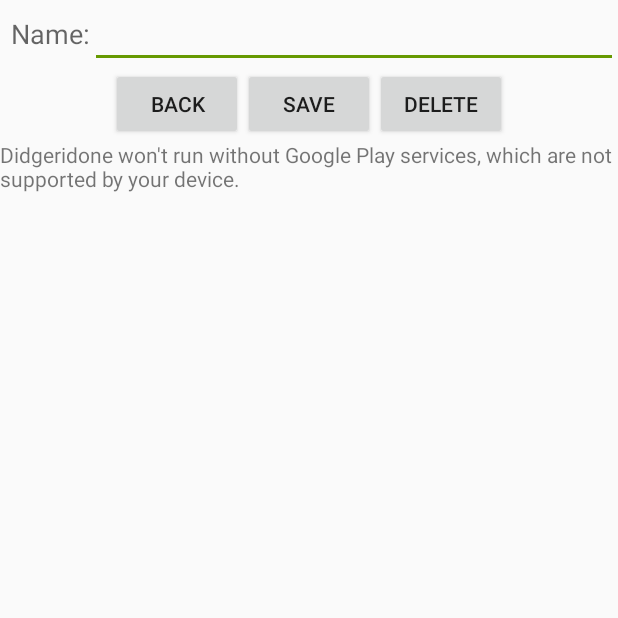
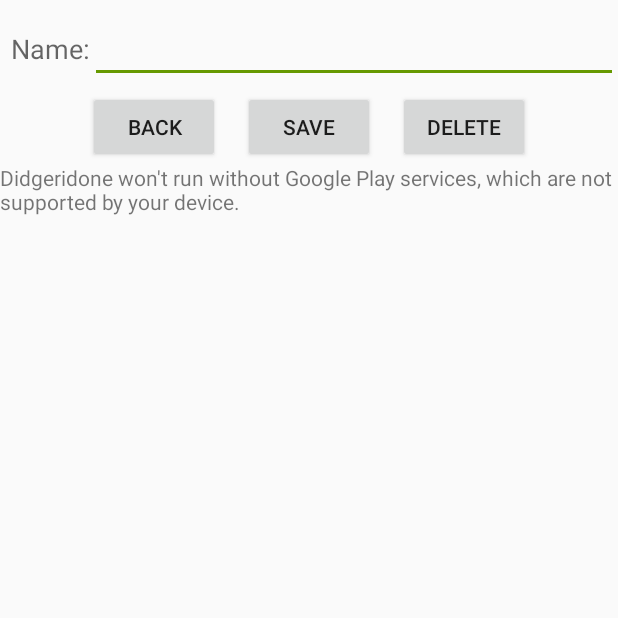
Before and after one commit to Didgeridone/Didgeridone-Android, an Android app: the MapsActivity screen opened directly, with no data from a screen before it, on a phone screen of 412 x 824 dp, the top half of it. Run offline under Robolectric (Android 15) with nearby library versions, the phone set to English and light mode, and no system bars.

Commit message:
Minor spacing changes to the maps activity.

```diff
--- a/app/src/main/res/layout/activity_maps.xml
+++ b/app/src/main/res/layout/activity_maps.xml
@@ -12,7 +12,9 @@
         <TableRow
             android:layout_width="wrap_content"
             android:layout_height="wrap_content"
-            android:gravity="center_vertical">
+            android:gravity="center_vertical"
+            android:layout_marginTop="10dp"
+            android:layout_marginBottom="5dp">
 
             <TextView
                 android:layout_width="wrap_content"
@@ -58,7 +60,9 @@
                         android:text="Save"
                         android:id="@+id/button_save"
                         android:layout_column="5"
-                        android:onClick="buttonSave" />
+                        android:onClick="buttonSave"
+                        android:layout_marginLeft="15dp"
+                        android:layout_marginRight="15dp" />
 
                     <Button
                         android:layout_width="wrap_content"
```
